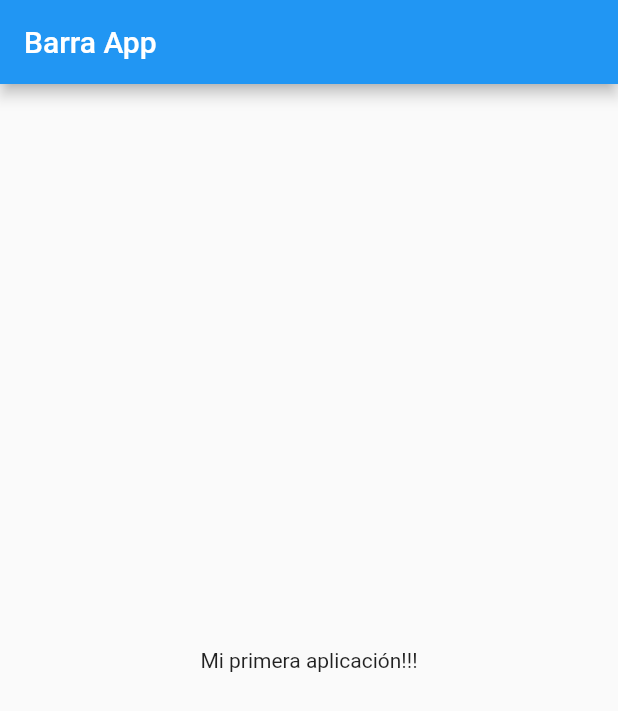
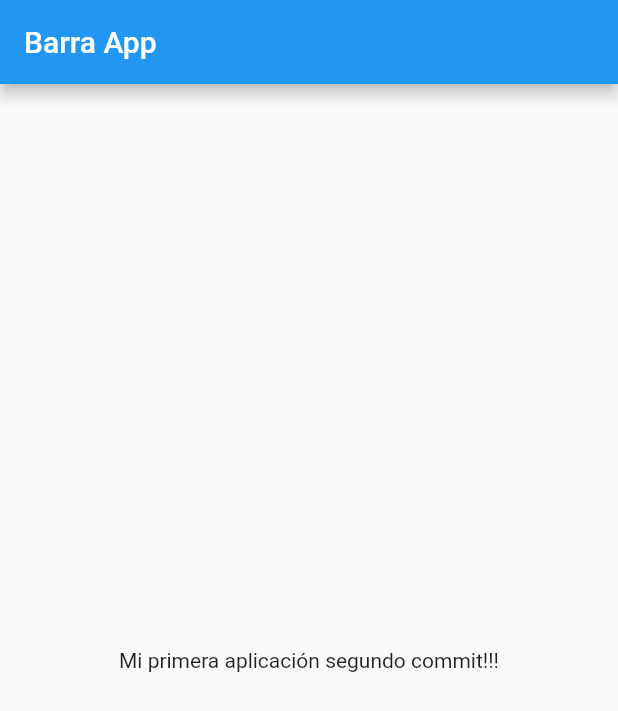
Before and after one commit to ang850123/MyApps, a Flutter app: the screen it shows after launch, on a phone screen of 412 x 824 dp. Shown: the top 711 px of the screen. Run offline on Flutter 3.47's test engine with Material 2 defaults, Android fonts, the phone set to English and light mode, and no system bars.

Commit message:
Segundo commit

```diff
--- a/lib/main.dart
+++ b/lib/main.dart
@@ -14,7 +14,7 @@ class MyApp extends StatelessWidget {
           title: const Text('Barra App'),
         ),
         body: const Center(
-          child: Text('Mi primera aplicación!!!'),
+          child: Text('Mi primera aplicación segundo commit!!!'),
         ),
       ),
     );
```
